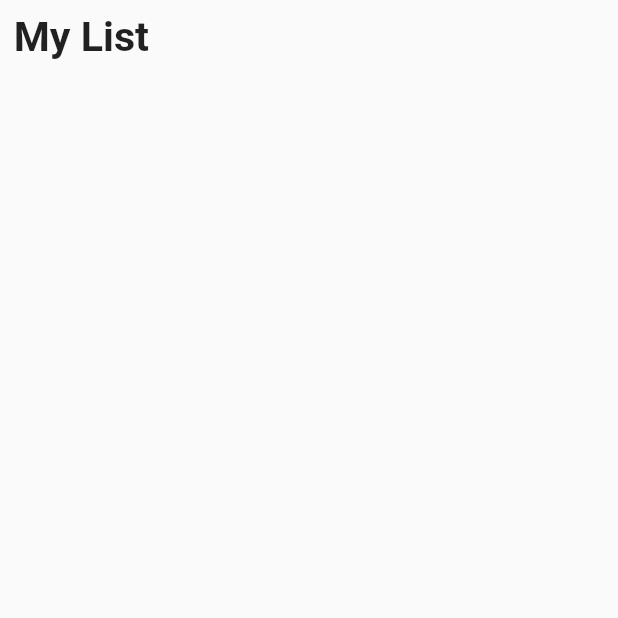
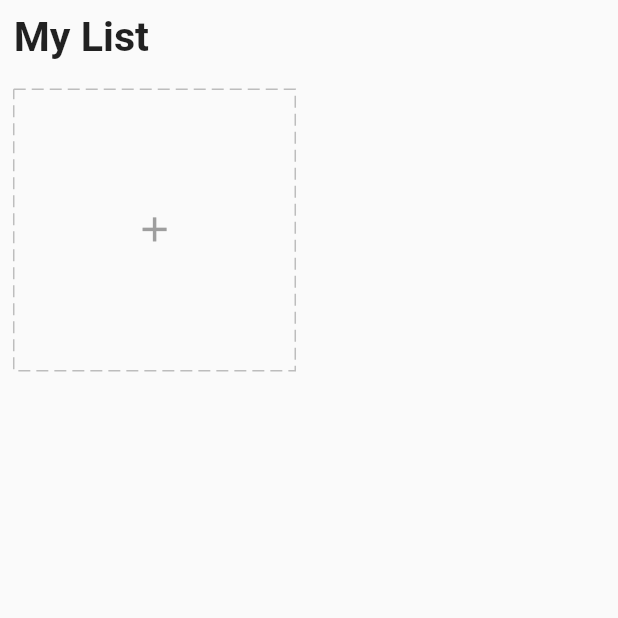
Before and after one commit to mateendev3/Have-To-Do, a Flutter app: the screen it shows after launch, on a phone screen of 412 x 824 dp, the top half of it. Run offline on Flutter 3.47's test engine with Material 2 defaults, Android fonts, the phone set to English and light mode, and no system bars; drawn by our look-alikes of dotted_border; our stand-ins replace equatable, flutter_easyloading, flutter_screenutil, get, get_storage.

Commit message:
Added AddCard UI without create task dialog

```diff
--- a/lib/app/modules/home/view.dart
+++ b/lib/app/modules/home/view.dart
@@ -1,13 +1,12 @@
 import 'package:flutter/material.dart';
 import 'package:flutter_screenutil/flutter_screenutil.dart';
+import 'package:have_to_do/app/modules/home/widgets/add_card.dart';
 
 class HomePage extends StatelessWidget {
   const HomePage({Key? key}) : super(key: key);
 
   @override
   Widget build(BuildContext context) {
-    // ScreenUtil.init(context);
-
     return Scaffold(
       body: ListView(
         children: [
@@ -20,7 +19,15 @@ class HomePage extends StatelessWidget {
                 fontWeight: FontWeight.bold,
               ),
             ),
-          )
+          ),
+          GridView.count(
+            crossAxisCount: 2,
+            shrinkWrap: true,
+            physics: const ClampingScrollPhysics(),
+            children: [
+              AddCard(),
+            ],
+          ),
         ],
       ),
     );
--- /dev/null
+++ b/lib/app/modules/home/widgets/add_card.dart
@@ -0,0 +1,33 @@
+import 'package:dotted_border/dotted_border.dart';
+import 'package:flutter/material.dart';
+import 'package:flutter_screenutil/flutter_screenutil.dart';
+import 'package:get/get.dart';
+import '../controller.dart';
+
+class AddCard extends StatelessWidget {
+  AddCard({super.key});
+  final _homeController = Get.find<HomeController>();
+
+  @override
+  Widget build(BuildContext context) {
+    return Container(
+      width: 1.sw / 2,
+      height: 1.sw / 2,
+      margin: EdgeInsets.all(8.0.w),
+      child: InkWell(
+        onTap: () {},
+        child: DottedBorder(
+          color: Colors.grey.shade400,
+          dashPattern: const [8, 4],
+          child: Center(
+            child: Icon(
+              Icons.add,
+              size: 24.0.sp,
+              color: Colors.grey,
+            ),
+          ),
+        ),
+      ),
+    );
+  }
+}
--- a/pubspec.yaml
+++ b/pubspec.yaml
@@ -44,6 +44,7 @@ dependencies:
   get_storage: ^2.0.3
   equatable: ^2.0.5
   flutter_easyloading: ^3.0.5
+  dotted_border: ^2.0.0+3
 
 dev_dependencies:
   flutter_test:
```
Also changed, not shown: pubspec.lock.
